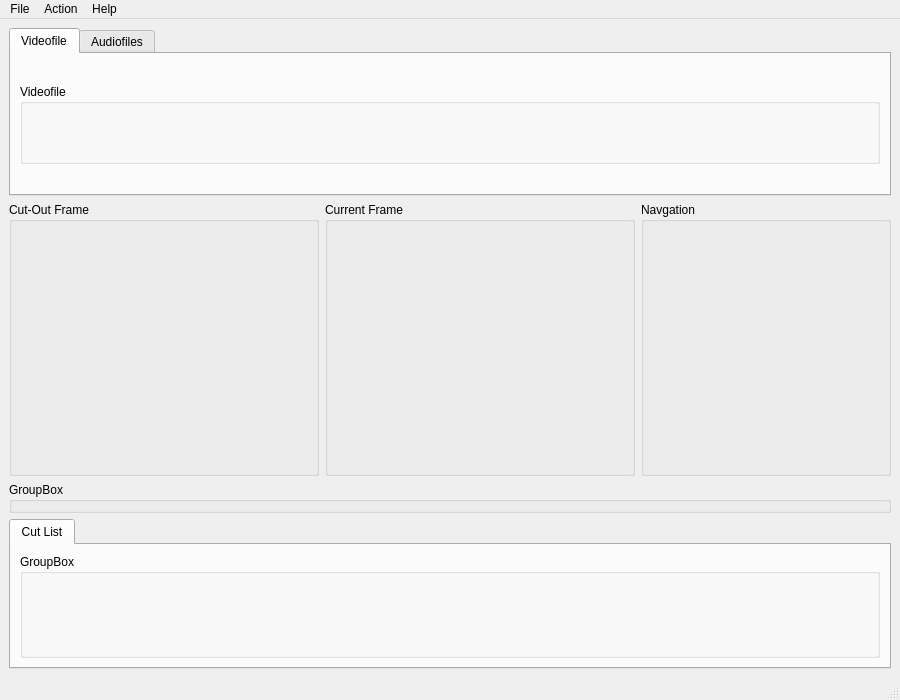
First picture: the form in branches/refactor/ui/mainwindow.ui, repository BackupTheBerlios/ttcut-svn, before the edit.
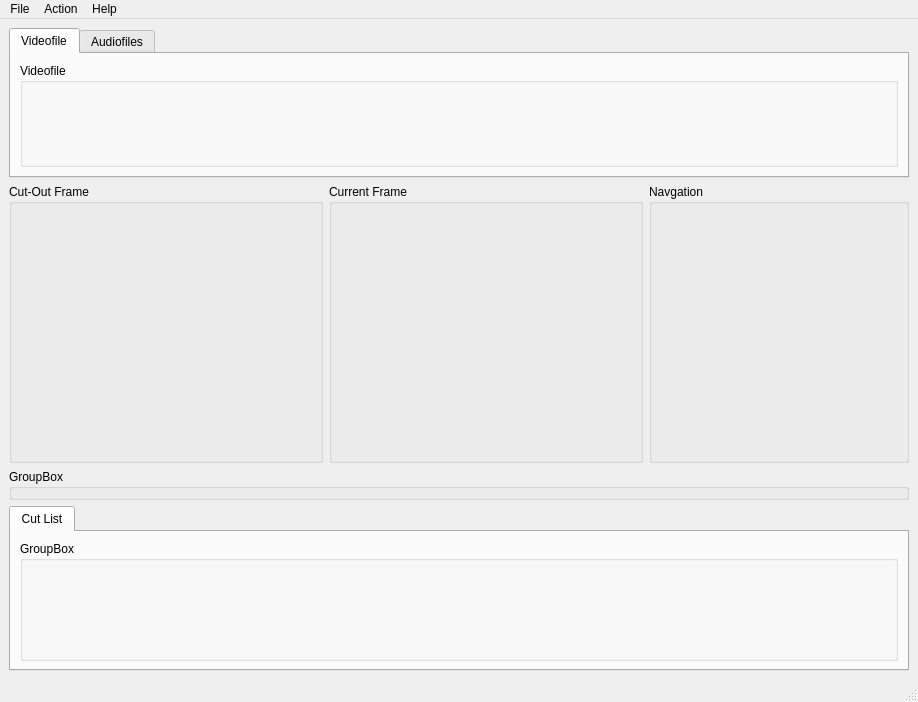
Second picture: the form after the edit. Icons and pictures are not drawn. Custom widgets are drawn as their Qt base class.

What changed in the file:
```diff
--- a/branches/refactor/ui/mainwindow.ui
+++ b/branches/refactor/ui/mainwindow.ui
@@ -5,8 +5,8 @@
    <rect>
     <x>0</x>
     <y>0</y>
-    <width>900</width>
-    <height>700</height>
+    <width>918</width>
+    <height>702</height>
    </rect>
   </property>
   <property name="minimumSize" >
@@ -20,24 +20,6 @@
   </property>
   <widget class="QWidget" name="centralwidget" >
    <layout class="QGridLayout" >
-    <property name="leftMargin" >
-     <number>9</number>
-    </property>
-    <property name="topMargin" >
-     <number>9</number>
-    </property>
-    <property name="rightMargin" >
-     <number>9</number>
-    </property>
-    <property name="bottomMargin" >
-     <number>9</number>
-    </property>
-    <property name="horizontalSpacing" >
-     <number>6</number>
-    </property>
-    <property name="verticalSpacing" >
-     <number>6</number>
-    </property>
     <item row="2" column="0" colspan="3" >
      <widget class="TTStreamNavigator" name="streamNavigator" >
       <property name="title" >
@@ -49,14 +31,14 @@
      <widget class="QTabWidget" name="ccrTab" >
       <property name="sizePolicy" >
        <sizepolicy vsizetype="Minimum" hsizetype="Minimum" >
-        <horstretch>0</horstretch>
+        <horstretch>10</horstretch>
         <verstretch>1</verstretch>
        </sizepolicy>
       </property>
       <property name="minimumSize" >
        <size>
-        <width>640</width>
-        <height>150</height>
+        <width>620</width>
+        <height>165</height>
        </size>
       </property>
       <property name="sizeIncrement" >
@@ -73,26 +55,14 @@
         <iconset resource="mainwindow.qrc" >:/pixmaps/pixmaps/cutav_18.xpm</iconset>
        </attribute>
        <layout class="QGridLayout" >
-        <property name="leftMargin" >
-         <number>9</number>
-        </property>
-        <property name="topMargin" >
-         <number>9</number>
-        </property>
-        <property name="rightMargin" >
-         <number>9</number>
-        </property>
-        <property name="bottomMargin" >
-         <number>9</number>
-        </property>
-        <property name="horizontalSpacing" >
-         <number>6</number>
-        </property>
-        <property name="verticalSpacing" >
-         <number>6</number>
-        </property>
         <item row="0" column="0" >
          <widget class="TTCutList" name="cutList" >
+          <property name="minimumSize" >
+           <size>
+            <width>0</width>
+            <height>120</height>
+           </size>
+          </property>
           <property name="title" >
            <string>GroupBox</string>
           </property>
@@ -106,14 +76,14 @@
      <widget class="TTCurrentFrame" name="currentFrame" >
       <property name="sizePolicy" >
        <sizepolicy vsizetype="Expanding" hsizetype="Expanding" >
-        <horstretch>1</horstretch>
+        <horstretch>4</horstretch>
         <verstretch>8</verstretch>
        </sizepolicy>
       </property>
       <property name="minimumSize" >
        <size>
-        <width>280</width>
-        <height>150</height>
+        <width>312</width>
+        <height>260</height>
        </size>
       </property>
       <property name="sizeIncrement" >
@@ -141,18 +111,18 @@
       <property name="sizePolicy" >
        <sizepolicy vsizetype="Expanding" hsizetype="Fixed" >
         <horstretch>1</horstretch>
-        <verstretch>2</verstretch>
+        <verstretch>8</verstretch>
        </sizepolicy>
       </property>
       <property name="minimumSize" >
        <size>
         <width>250</width>
-        <height>150</height>
+        <height>240</height>
        </size>
       </property>
       <property name="maximumSize" >
        <size>
-        <width>250</width>
+        <width>260</width>
         <height>16777215</height>
        </size>
       </property>
@@ -177,14 +147,14 @@
      <widget class="TTCutOutFrame" name="cutOutFrame" >
       <property name="sizePolicy" >
        <sizepolicy vsizetype="Expanding" hsizetype="Expanding" >
-        <horstretch>1</horstretch>
+        <horstretch>4</horstretch>
         <verstretch>8</verstretch>
        </sizepolicy>
       </property>
       <property name="minimumSize" >
        <size>
-        <width>280</width>
-        <height>150</height>
+        <width>312</width>
+        <height>260</height>
        </size>
       </property>
       <property name="sizeIncrement" >
@@ -208,14 +178,14 @@
      <widget class="QTabWidget" name="tabVideoAudioInfo" >
       <property name="sizePolicy" >
        <sizepolicy vsizetype="Minimum" hsizetype="Minimum" >
-        <horstretch>0</horstretch>
-        <verstretch>0</verstretch>
+        <horstretch>1</horstretch>
+        <verstretch>1</verstretch>
        </sizepolicy>
       </property>
       <property name="minimumSize" >
        <size>
         <width>650</width>
-        <height>168</height>
+        <height>150</height>
        </size>
       </property>
       <property name="maximumSize" >
@@ -232,42 +202,30 @@
         <iconset resource="mainwindow.qrc" >:/pixmaps/pixmaps/tv.png</iconset>
        </attribute>
        <layout class="QGridLayout" >
-        <property name="leftMargin" >
-         <number>9</number>
-        </property>
-        <property name="topMargin" >
-         <number>9</number>
-        </property>
-        <property name="rightMargin" >
-         <number>9</number>
-        </property>
-        <property name="bottomMargin" >
-         <number>9</number>
-        </property>
-        <property name="horizontalSpacing" >
-         <number>6</number>
-        </property>
-        <property name="verticalSpacing" >
-         <number>6</number>
-        </property>
         <item row="0" column="0" >
          <widget class="TTVideoFileInfo" name="videoFileInfo" >
           <property name="sizePolicy" >
-           <sizepolicy vsizetype="Preferred" hsizetype="Preferred" >
-            <horstretch>0</horstretch>
+           <sizepolicy vsizetype="MinimumExpanding" hsizetype="Preferred" >
+            <horstretch>1</horstretch>
             <verstretch>1</verstretch>
            </sizepolicy>
           </property>
           <property name="minimumSize" >
            <size>
-            <width>640</width>
-            <height>80</height>
+            <width>620</width>
+            <height>100</height>
            </size>
           </property>
           <property name="maximumSize" >
            <size>
             <width>16777215</width>
-            <height>80</height>
+            <height>16777215</height>
+           </size>
+          </property>
+          <property name="sizeIncrement" >
+           <size>
+            <width>1</width>
+            <height>1</height>
            </size>
           </property>
           <property name="title" >
@@ -339,8 +297,8 @@
     <rect>
      <x>0</x>
      <y>0</y>
-     <width>900</width>
-     <height>28</height>
+     <width>918</width>
+     <height>22</height>
     </rect>
    </property>
    <widget class="QMenu" name="menuHelp" >
```
Left out of the diff: 67 changed lines with no effect on the pictures.
